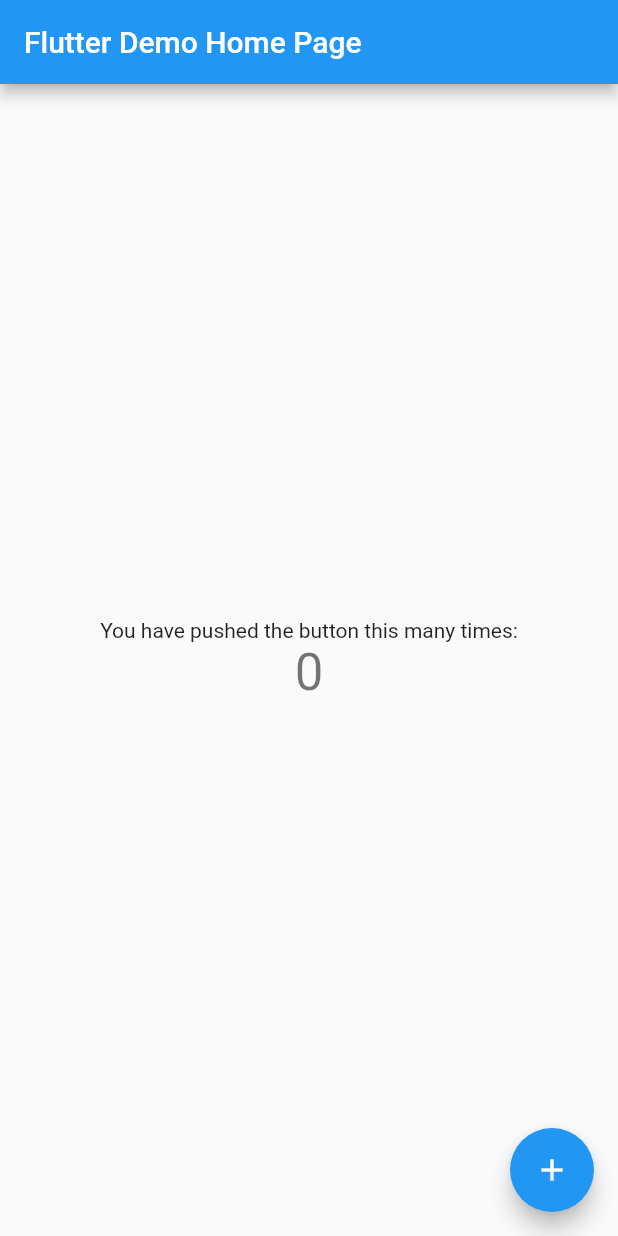
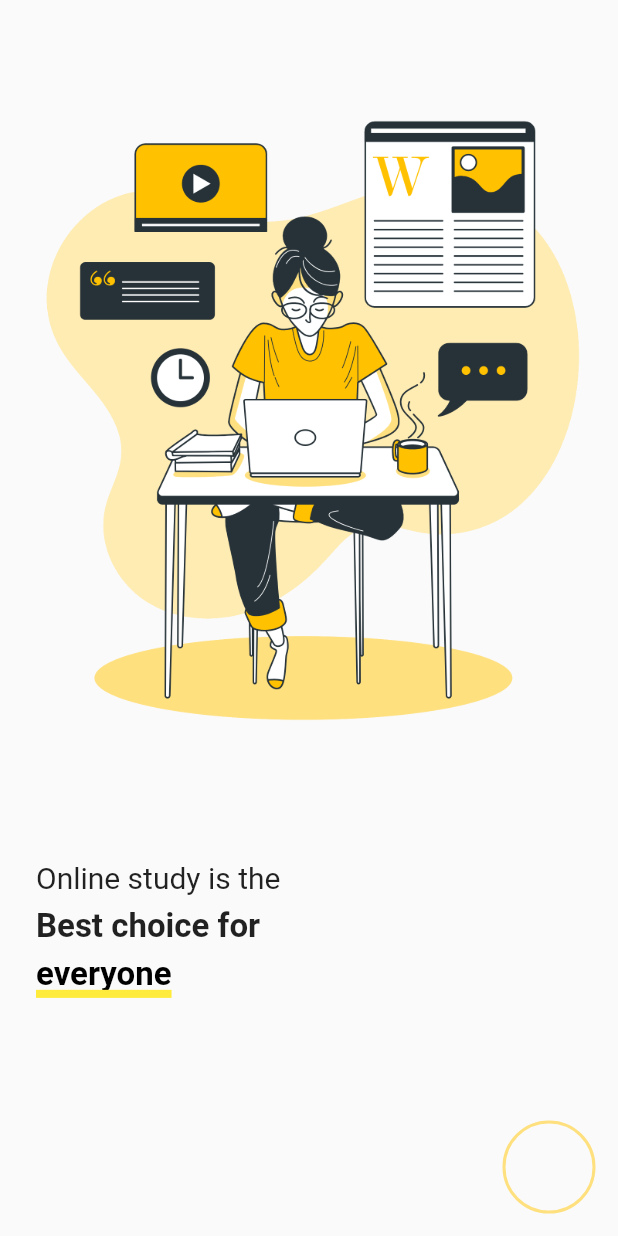
Before and after one commit to marcoleonardini/e_learning_onboarding_app, a Flutter app: the screen it shows after launch, on a phone screen of 412 x 824 dp. Run offline on Flutter 3.47's test engine with Material 2 defaults, Android fonts, the phone set to English and light mode, and no system bars; statements that could not run were skipped.

Commit message:
first attempt

```diff
--- a/lib/main.dart
+++ b/lib/main.dart
@@ -1,3 +1,4 @@
+import 'package:e_learning_onboarding_app/src/ui/screens/onboard.screen.dart';
 import 'package:flutter/material.dart';
 
 void main() {
@@ -9,109 +10,12 @@
   @override
   Widget build(BuildContext context) {
     return MaterialApp(
-      title: 'Flutter Demo',
+      title: 'E-learning Onboarding App',
       theme: ThemeData(
-        // This is the theme of your application.
-        //
-        // Try running your application with "flutter run". You'll see the
-        // application has a blue toolbar. Then, without quitting the app, try
-        // changing the primarySwatch below to Colors.green and then invoke
-        // "hot reload" (press "r" in the console where you ran "flutter run",
-        // or simply save your changes to "hot reload" in a Flutter IDE).
-        // Notice that the counter didn't reset back to zero; the application
-        // is not restarted.
-        primarySwatch: Colors.blue,
-        // This makes the visual density adapt to the platform that you run
-        // the app on. For desktop platforms, the controls will be smaller and
-        // closer together (more dense) than on mobile platforms.
+        primarySwatch: Colors.yellow,
         visualDensity: VisualDensity.adaptivePlatformDensity,
       ),
-      home: MyHomePage(title: 'Flutter Demo Home Page'),
+      home: OnboardScreen(),
     );
   }
 }
-
-class MyHomePage extends StatefulWidget {
-  MyHomePage({Key key, this.title}) : super(key: key);
-
-  // This widget is the home page of your application. It is stateful, meaning
-  // that it has a State object (defined below) that contains fields that affect
-  // how it looks.
-
-  // This class is the configuration for the state. It holds the values (in this
-  // case the title) provided by the parent (in this case the App widget) and
-  // used by the build method of the State. Fields in a Widget subclass are
-  // always marked "final".
-
-  final String title;
-
-  @override
-  _MyHomePageState createState() => _MyHomePageState();
-}
-
-class _MyHomePageState extends State<MyHomePage> {
-  int _counter = 0;
-
-  void _incrementCounter() {
-    setState(() {
-      // This call to setState tells the Flutter framework that something has
-      // changed in this State, which causes it to rerun the build method below
-      // so that the display can reflect the updated values. If we changed
-      // _counter without calling setState(), then the build method would not be
-      // called again, and so nothing would appear to happen.
-      _counter++;
-    });
-  }
-
-  @override
-  Widget build(BuildContext context) {
-    // This method is rerun every time setState is called, for instance as done
-    // by the _incrementCounter method above.
-    //
-    // The Flutter framework has been optimized to make rerunning build methods
-    // fast, so that you can just rebuild anything that needs updating rather
-    // than having to individually change instances of widgets.
-    return Scaffold(
-      appBar: AppBar(
-        // Here we take the value from the MyHomePage object that was created by
-        // the App.build method, and use it to set our appbar title.
-        title: Text(widget.title),
-      ),
-      body: Center(
-        // Center is a layout widget. It takes a single child and positions it
-        // in the middle of the parent.
-        child: Column(
-          // Column is also a layout widget. It takes a list of children and
-          // arranges them vertically. By default, it sizes itself to fit its
-          // children horizontally, and tries to be as tall as its parent.
-          //
-          // Invoke "debug painting" (press "p" in the console, choose the
-          // "Toggle Debug Paint" action from the Flutter Inspector in Android
-          // Studio, or the "Toggle Debug Paint" command in Visual Studio Code)
-          // to see the wireframe for each widget.
-          //
-          // Column has various properties to control how it sizes itself and
-          // how it positions its children. Here we use mainAxisAlignment to
-          // center the children vertically; the main axis here is the vertical
-          // axis because Columns are vertical (the cross axis would be
-          // horizontal).
-          mainAxisAlignment: MainAxisAlignment.center,
-          children: <Widget>[
-            Text(
-              'You have pushed the button this many times:',
-            ),
-            Text(
-              '$_counter',
-              style: Theme.of(context).textTheme.headline4,
-            ),
-          ],
-        ),
-      ),
-      floatingActionButton: FloatingActionButton(
-        onPressed: _incrementCounter,
-        tooltip: 'Increment',
-        child: Icon(Icons.add),
-      ), // This trailing comma makes auto-formatting nicer for build methods.
-    );
-  }
-}
--- /dev/null
+++ b/lib/src/ui/screens/onboard.screen.dart
@@ -0,0 +1,182 @@
+import 'package:e_learning_onboarding_app/src/widgets/painters/buttom_painter.dart';
+import 'package:flutter/cupertino.dart';
+import 'package:flutter/material.dart';
+import 'dart:math' as math;
+
+ValueNotifier<int> index = ValueNotifier(0);
+
+class OnboardScreen extends StatefulWidget {
+  @override
+  _OnboardScreenState createState() => _OnboardScreenState();
+}
+
+class _OnboardScreenState extends State<OnboardScreen> {
+  final _images = <String>[
+    'assets/blog-post-bro.png',
+    'assets/novelist-writing-bro.png',
+  ];
+  @override
+  Widget build(BuildContext context) {
+    return SafeArea(
+      child: Scaffold(
+        floatingActionButton: CustomFloatingActionButton(),
+        body: Container(
+          constraints: BoxConstraints.expand(),
+          child: Column(
+            children: [
+              Expanded(
+                flex: 6,
+                child: Transform.scale(
+                  scale: 1.25,
+                  child: ValueListenableBuilder(
+                      valueListenable: index,
+                      builder: (context, _index, _) {
+                        return AnimatedSwitcher(
+                          duration: const Duration(milliseconds: 750),
+                          child: Image.asset(
+                            _images[_index % 2],
+                            key: UniqueKey(),
+                            fit: BoxFit.cover,
+                            alignment: Alignment.centerLeft,
+                          ),
+                        );
+                      }),
+                ),
+              ),
+              Expanded(
+                flex: 3,
+                child: Container(
+                  constraints: BoxConstraints.expand(),
+                  padding: EdgeInsets.all(24.0),
+                  child: Column(
+                    crossAxisAlignment: CrossAxisAlignment.start,
+                    mainAxisSize: MainAxisSize.min,
+                    children: [
+                      Text(
+                        'Online study is the',
+                        style: TextStyle(fontSize: 20.0),
+                      ),
+                      SizedBox(height: 8.0),
+                      Text(
+                        'Best choice for',
+                        style: TextStyle(
+                          fontSize: 22.0,
+                          fontWeight: FontWeight.bold,
+                        ),
+                      ),
+                      SizedBox(height: 10.0),
+                      Text(
+                        'everyone',
+                        style: TextStyle(
+                          fontSize: 22.0,
+                          shadows: [
+                            Shadow(color: Colors.black, offset: Offset(0, -4))
+                          ],
+                          color: Colors.transparent,
+                          fontWeight: FontWeight.bold,
+                          decoration: TextDecoration.underline,
+                          decorationColor: Theme.of(context).primaryColor,
+                          decorationThickness: 5.0,
+                        ),
+                      ),
+                    ],
+                  ),
+                ),
+              ),
+            ],
+          ),
+        ),
+      ),
+    );
+  }
+}
+
+class CustomFloatingActionButton extends StatelessWidget {
+  final double _width = 60.0;
+  @override
+  Widget build(BuildContext context) {
+    return GestureDetector(
+      onTap: () {
+        index.value = index.value + 1;
+      },
+      child: Container(
+        width: _width,
+        height: _width,
+        child: ValueListenableBuilder(
+          valueListenable: index,
+          builder: (context, int _index, child) {
+            print(_index);
+            return BottomCustomPainter(
+              key: UniqueKey(),
+              width: _width,
+              child: child,
+              index: _index.toDouble() % 3,
+            );
+          },
+          child: Center(
+            child: Container(
+              width: _width * 0.7,
+              height: _width * 0.7,
+              decoration: BoxDecoration(
+                shape: BoxShape.circle,
+                color: Colors.amber,
+              ),
+              child: Icon(
+                Icons.chevron_right,
+                color: Colors.white,
+                size: 28.0,
+              ),
+            ),
+          ),
+        ),
+      ),
+    );
+  }
+}
+
+class BottomCustomPainter extends StatefulWidget {
+  const BottomCustomPainter({
+    Key key,
+    @required this.width,
+    @required this.child,
+    @required this.index,
+  }) : super(key: key);
+
+  final double width;
+  final Widget child;
+  final double index;
+
+  @override
+  _BottomCustomPainterState createState() => _BottomCustomPainterState();
+}
+
+class _BottomCustomPainterState extends State<BottomCustomPainter> {
+  Tween<double> _animation;
+
+  @override
+  void initState() {
+    // TODO: implement initState
+    super.initState();
+    print('BottomCustomPainter ${widget.index}');
+    _animation = Tween(begin: widget.index, end: widget.index + 1);
+
+    // _animationController.forward();
+  }
+
+  @override
+  Widget build(BuildContext context) {
+    return TweenAnimationBuilder(
+      duration: const Duration(milliseconds: 500),
+      tween: _animation,
+      builder: (context, value, _) {
+        print(value);
+        return CustomPaint(
+            painter: ButtomPainter(
+              width: widget.width,
+              seepAngleSecond: ((360 / 3) * math.pi / 180) * value,
+            ),
+            child: widget.child);
+      },
+    );
+  }
+}
--- /dev/null
+++ b/lib/src/widgets/painters/buttom_painter.dart
@@ -0,0 +1,45 @@
+import 'package:flutter/material.dart';
+import 'dart:math' as math;
+
+class ButtomPainter extends CustomPainter {
+  final double width;
+  final double seepAngleSecond;
+
+  ButtomPainter({
+    @required this.width,
+    @required this.seepAngleSecond,
+  });
+
+  @override
+  void paint(Canvas canvas, Size size) {
+    final rect = Rect.fromCenter(
+      center: Offset(width / 2, width / 2),
+      width: width,
+      height: width,
+    ); // .fromLTRB(50, 100, 250, 200);
+    var startAngle = -math.pi / 2;
+    var sweepAngle = math.pi * 2;
+    var useCenter = false;
+    var paint = Paint()
+      ..color = Color(0xffFFE07F)
+      // ..color = Colors.red
+      ..style = PaintingStyle.stroke
+      ..strokeWidth = 2;
+    canvas.drawArc(rect, startAngle, sweepAngle, useCenter, paint);
+
+    startAngle = 90 * math.pi / 180;
+    sweepAngle = seepAngleSecond;
+    useCenter = false;
+    final paint2 = Paint()
+      ..color = Color(0xff263238)
+      // ..color = Color(0xff263238)
+      ..style = PaintingStyle.stroke
+      ..strokeWidth = 2;
+    canvas.drawArc(rect, startAngle, sweepAngle, useCenter, paint2);
+  }
+
+  @override
+  bool shouldRepaint(covariant CustomPainter oldDelegate) {
+    return true;
+  }
+}
--- a/pubspec.yaml
+++ b/pubspec.yaml
@@ -45,8 +45,8 @@
   uses-material-design: true
 
   # To add assets to your application, add an assets section, like this:
-  # assets:
-  #   - images/a_dot_burr.jpeg
+  assets:
+    - assets/
   #   - images/a_dot_ham.jpeg
 
   # An image asset can refer to one or more resolution-specific "variants", see
```
Also changed, not shown: assets/blog-post-bro.png (added), assets/novelist-writing-bro.png (added), 1 other file.
